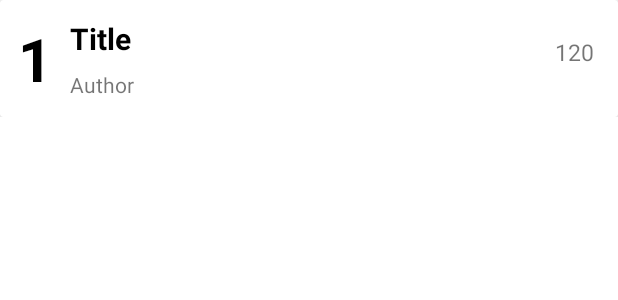
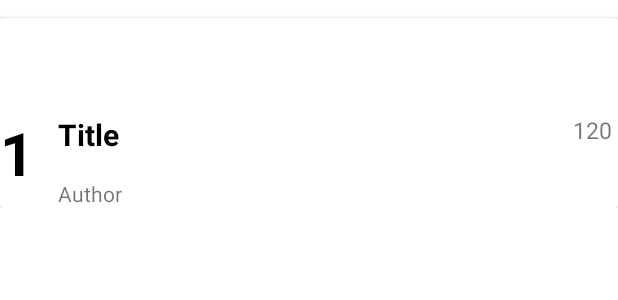
Before and after one commit to Anas-Nabih/Note-Book-App, an Android app: the layout my_row.xml on its own in the app's theme, with its tools: preview values and no code run, on a phone screen of 412 x 824 dp. Shown: the top 300 px of the screen. Run offline under Robolectric (Android 15) with nearby library versions, the phone set to English and light mode, and no system bars.

Commit message:
Update Table Data and Create Update Data UI

```diff
--- a/app/src/main/res/layout/activity_main.xml
+++ b/app/src/main/res/layout/activity_main.xml
@@ -23,6 +23,7 @@
         android:id="@+id/recyclerViewId"
         android:layout_width="409dp"
         android:layout_height="729dp"
+        android:paddingTop="?attr/actionBarSize"
         app:layout_constraintBottom_toBottomOf="parent"
         app:layout_constraintEnd_toEndOf="parent"
         app:layout_constraintHorizontal_bias="1.0"
--- a/app/src/main/res/layout/my_row.xml
+++ b/app/src/main/res/layout/my_row.xml
@@ -3,18 +3,21 @@
     xmlns:app="http://schemas.android.com/apk/res-auto"
     xmlns:tools="http://schemas.android.com/tools"
     android:layout_width="match_parent"
-    android:layout_height="wrap_content">
+    android:layout_height="wrap_content"
+    android:id="@+id/mainLayout">
 
     <androidx.cardview.widget.CardView
         android:layout_width="match_parent"
         android:layout_height="wrap_content"
+        android:layout_marginTop="12dp"
         tools:layout_editor_absoluteX="1dp"
         tools:layout_editor_absoluteY="276dp" >
 
         <androidx.constraintlayout.widget.ConstraintLayout
             android:layout_width="match_parent"
             android:layout_height="wrap_content"
-            android:padding="12sp">
+            android:layout_marginTop="40sp"
+            android:paddingTop="12sp">
 
             <TextView
                 android:id="@+id/book_id_txt"
@@ -26,31 +29,34 @@
                 android:textStyle="bold"
                 app:layout_constraintBottom_toBottomOf="parent"
                 app:layout_constraintStart_toStartOf="parent"
-                app:layout_constraintTop_toTopOf="parent" />
+                app:layout_constraintTop_toTopOf="parent"
+                app:layout_constraintVertical_bias="0.512" />
 
             <TextView
                 android:id="@+id/book_title_txt"
                 android:layout_width="wrap_content"
                 android:layout_height="wrap_content"
-                android:layout_marginStart="12dp"
-                android:layout_marginTop="4dp"
+                android:layout_marginStart="16dp"
+                android:layout_marginTop="12dp"
+                android:layout_marginBottom="16dp"
                 android:text="Title"
                 android:textColor="#000"
                 android:textSize="20sp"
                 android:textStyle="bold"
+                app:layout_constraintBottom_toTopOf="@+id/book_author_txt"
                 app:layout_constraintStart_toEndOf="@+id/book_id_txt"
-                app:layout_constraintTop_toTopOf="book_id_txt" />
+                app:layout_constraintTop_toTopOf="parent" />
 
             <TextView
-                android:id="@+id/book_author"
+                android:id="@+id/book_author_txt"
                 android:layout_width="wrap_content"
                 android:layout_height="wrap_content"
-                android:layout_marginStart="12dp"
-                android:layout_marginTop="4dp"
+                android:layout_marginStart="16dp"
                 android:text="Author"
                 app:layout_constraintBottom_toBottomOf="parent"
                 app:layout_constraintStart_toEndOf="@+id/book_id_txt"
-                app:layout_constraintTop_toBottomOf="@+id/book_author_txt" />
+                app:layout_constraintTop_toBottomOf="@+id/book_title_txt"
+                app:layout_constraintVertical_bias="0.25" />
 
             <TextView
                 android:id="@+id/book_pages_txt"
```
Also changed, not shown: app/src/main/AndroidManifest.xml (+7 -2 lines), app/src/main/java/com/example/note_book_app/CustomAdaptor.java (+29 -11 lines), app/src/main/java/com/example/note_book_app/DatabaseHelper.java (+34 -16 lines), app/src/main/java/com/example/note_book_app/MainActivity.java (+26 -11 lines), app/src/main/java/com/example/note_book_app/UpdateActivity.java (added, +60 -0 lines), app/src/main/res/layout/activity_update.xml (added, +56 -0 lines).
